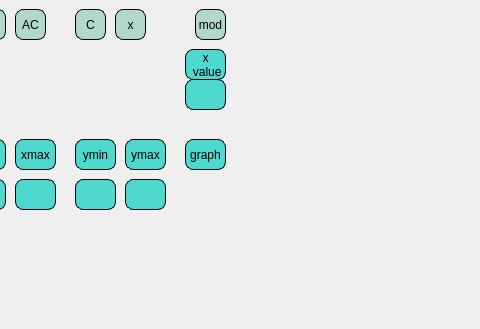
Ideful/QT-Calculator, file QT/QT-Calculator/mainwindow.ui: the form before one commit; both pictures show x 285 to 765 and y 271 to 600 of the 1252 by 600 pixel window.
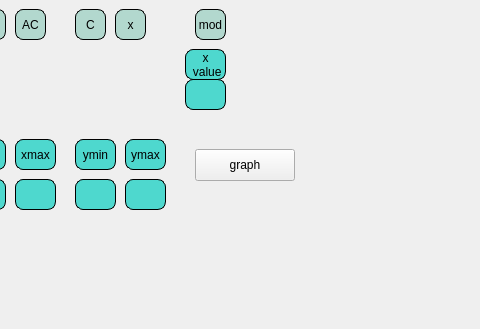
The form after the commit. Custom widgets are drawn as their Qt base class.

What changed in the file:
```diff
--- a/QT/QT-Calculator/mainwindow.ui
+++ b/QT/QT-Calculator/mainwindow.ui
@@ -797,27 +797,6 @@
 border-radius: 8px;</string>
     </property>
    </widget>
-   <widget class="QLabel" name="makegraph">
-    <property name="geometry">
-     <rect>
-      <x>470</x>
-      <y>410</y>
-      <width>41</width>
-      <height>31</height>
-     </rect>
-    </property>
-    <property name="styleSheet">
-     <string notr="true">background-color: rgb(78,216,206); 
-border: 1px solid black;
-border-radius: 8px;</string>
-    </property>
-    <property name="text">
-     <string>graph</string>
-    </property>
-    <property name="alignment">
-     <set>Qt::AlignCenter</set>
-    </property>
-   </widget>
    <widget class="QCustomPlot" name="graphwidget" native="true">
     <property name="geometry">
      <rect>
@@ -828,6 +807,19 @@
      </rect>
     </property>
    </widget>
+   <widget class="QPushButton" name="makegraph">
+    <property name="geometry">
+     <rect>
+      <x>480</x>
+      <y>420</y>
+      <width>100</width>
+      <height>32</height>
+     </rect>
+    </property>
+    <property name="text">
+     <string>graph</string>
+    </property>
+   </widget>
   </widget>
   <widget class="QMenuBar" name="menubar">
    <property name="geometry">
```
